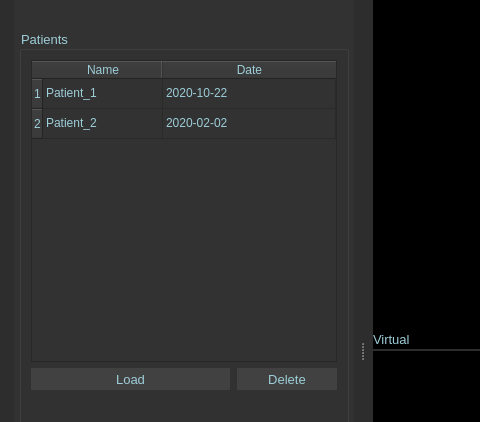
The window that ui/MainWin.ui (DaneshJoy/bronchoscopy) describes before a commit, drawn with Qt 5; both pictures show x 0 to 480 and y 124 to 546 of the 1273 by 941 pixel window.
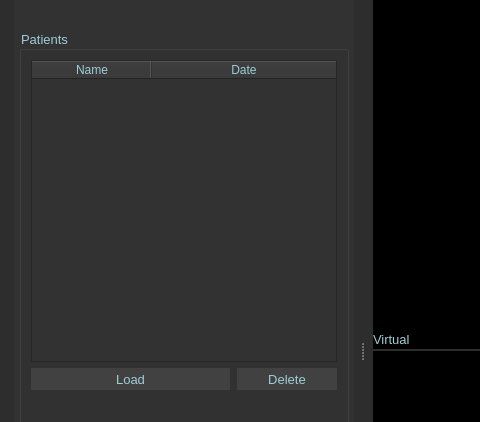
The same window after the commit. Icons and pictures are not drawn.

Commit message: Patients database

The edit to the form file:
```diff
--- a/ui/MainWin.ui
+++ b/ui/MainWin.ui
@@ -456,7 +456,7 @@
                   <bool>false</bool>
                  </property>
                  <property name="rowCount">
-                  <number>2</number>
+                  <number>0</number>
                  </property>
                  <attribute name="horizontalHeaderVisible">
                   <bool>true</bool>
@@ -473,16 +473,6 @@
                  <attribute name="horizontalHeaderStretchLastSection">
                   <bool>true</bool>
                  </attribute>
-                 <row>
-                  <property name="text">
-                   <string>1</string>
-                  </property>
-                 </row>
-                 <row>
-                  <property name="text">
-                   <string>2</string>
-                  </property>
-                 </row>
                  <column>
                   <property name="text">
                    <string>Name</string>
@@ -493,26 +483,6 @@
                    <string>Date</string>
                   </property>
                  </column>
-                 <item row="0" column="0">
-                  <property name="text">
-                   <string>Patient_1</string>
-                  </property>
-                 </item>
-                 <item row="0" column="1">
-                  <property name="text">
-                   <string>2020-10-22</string>
-                  </property>
-                 </item>
-                 <item row="1" column="0">
-                  <property name="text">
-                   <string>Patient_2</string>
-                  </property>
-                 </item>
-                 <item row="1" column="1">
-                  <property name="text">
-                   <string>2020-02-02</string>
-                  </property>
-                 </item>
                 </widget>
                </item>
                <item>
```
Left out of the diff: 41 changed lines with no effect on the pictures. The commit also changes 15 other files.
